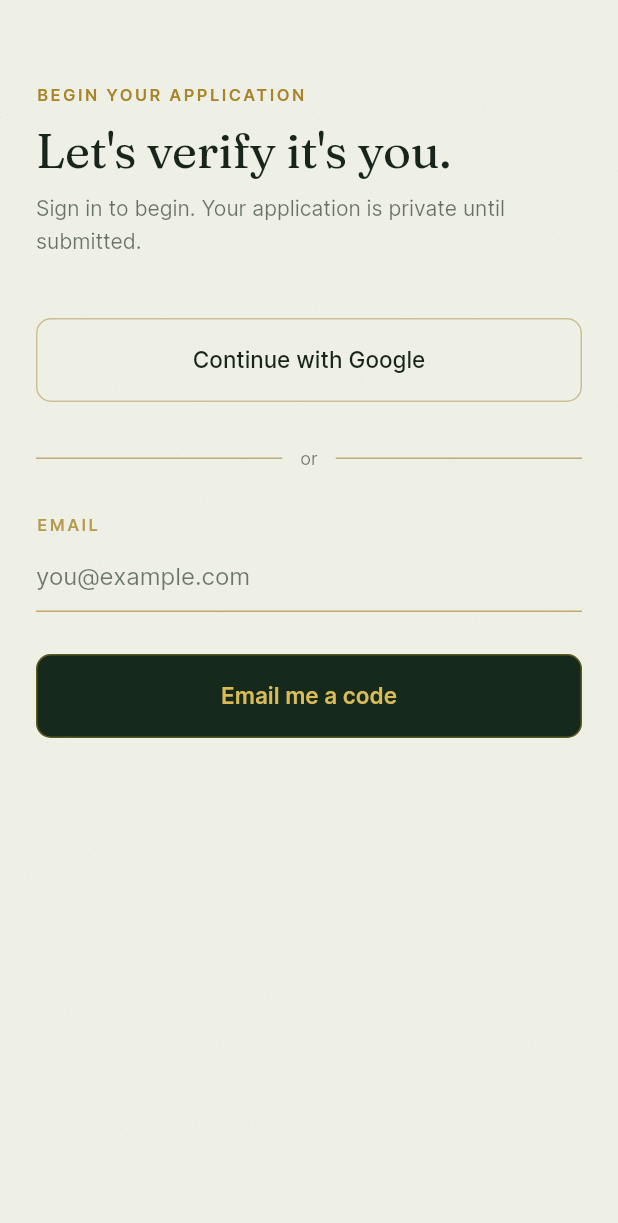
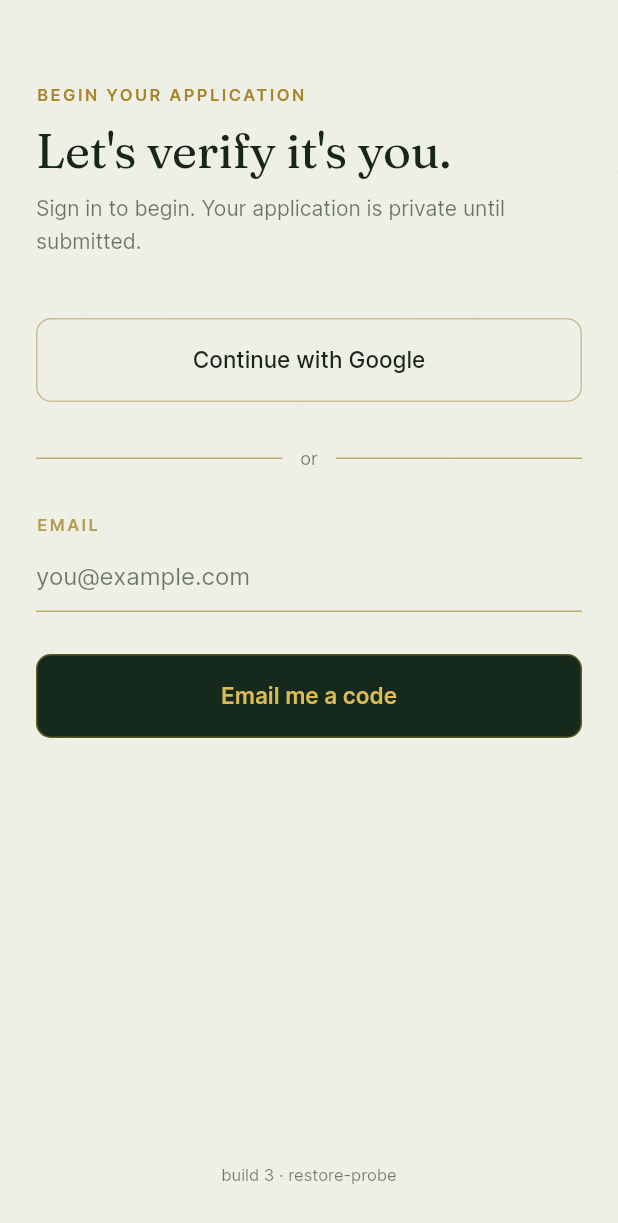
Before and after one commit to connecttopathan-ops/ikhlas, a Flutter app: the LoginScreen screen opened by its route, on a phone screen of 412 x 824 dp. Shown: the top 1223 px of the screen. Run offline on Flutter 3.47's test engine with Material 3 defaults, Android fonts, the phone set to English and light mode, and no system bars; our stand-ins replace cached_network_image, camera, cloud_firestore, cloud_functions, device_info_plus, firebase_auth and 11 more; accounts and stored records are empty; network calls fail.

Commit message:
auth: cold-start restore probe + longer window (build 3)
Cold-start telemetry from build diag1 was decisive: userAtInit=false,
nullFirstEvent=true, restored=false, ms=3002 — on a fresh process the first
authStateChanges event is null and NO user arrives inside the old 3s grace,
so the app fell to /landing. Warm resume (userAtInit=true) is fine. So this
is not a redirect race — it is session restore on a cold process.

This build widens the restore wait to 9s and records restoreMs (when, if
ever, the persisted user actually lands) plus the event count. Two outcomes,
both actionable: a SLOW restore now lands the user in-app AND reports its
latency; a session that never persists reports restoreMs=-1 / timedOut,
proving a native-persistence fix (plugin upgrade / config) is required.

Adds an on-screen build tag (splash + login) and bumps version to 0.1.2+3
so the tester can confirm the running build and installs land cleanly.

Co-Authored-By: Claude Opus 4.8 <noreply@anthropic.com>

```diff
--- /dev/null
+++ b/app/lib/core/build_info.dart
@@ -0,0 +1,5 @@
+/// Human-readable build marker, shown on the splash and login screens so a
+/// tester can confirm at a glance WHICH build is actually running on their
+/// device (removes the "did the new APK really install?" ambiguity).
+/// Bump this together with `version:` in pubspec.yaml on every test build.
+const String kBuildTag = 'build 3 · restore-probe';
--- a/app/lib/features/onboarding/login_screen.dart
+++ b/app/lib/features/onboarding/login_screen.dart
@@ -4,6 +4,7 @@ import 'package:flutter/material.dart';
 import 'package:flutter/services.dart';
 import 'package:flutter_riverpod/flutter_riverpod.dart';
 import 'package:go_router/go_router.dart';
+import '../../core/build_info.dart';
 import '../../core/theme/app_theme.dart';
 import '../../core/theme/widgets.dart';
 import '../../data/auth/auth_service.dart';
@@ -217,6 +218,13 @@ class _LoginScreenState extends ConsumerState<LoginScreen> {
               ]),
             ],
             const Spacer(),
+            // TEMPORARY build marker (closed testing) — confirms which build
+            // is installed when diagnosing the logout report. Remove later.
+            Center(
+              child: Text(kBuildTag,
+                  style: AppType.inter(11, color: DarkTokens.muted(.45))),
+            ),
+            const SizedBox(height: 8),
           ],
         ),
       ),
--- a/app/pubspec.yaml
+++ b/app/pubspec.yaml
@@ -1,7 +1,7 @@
 name: ikhlas
 description: Ikhlas — where nikah begins with deen.
 publish_to: "none"
-version: 0.1.0+1
+version: 0.1.2+3
 
 environment:
   sdk: ">=3.4.0 <4.0.0"
```
Also changed, not shown: app/lib/features/splash/splash_screen.dart (+38 -13 lines).
